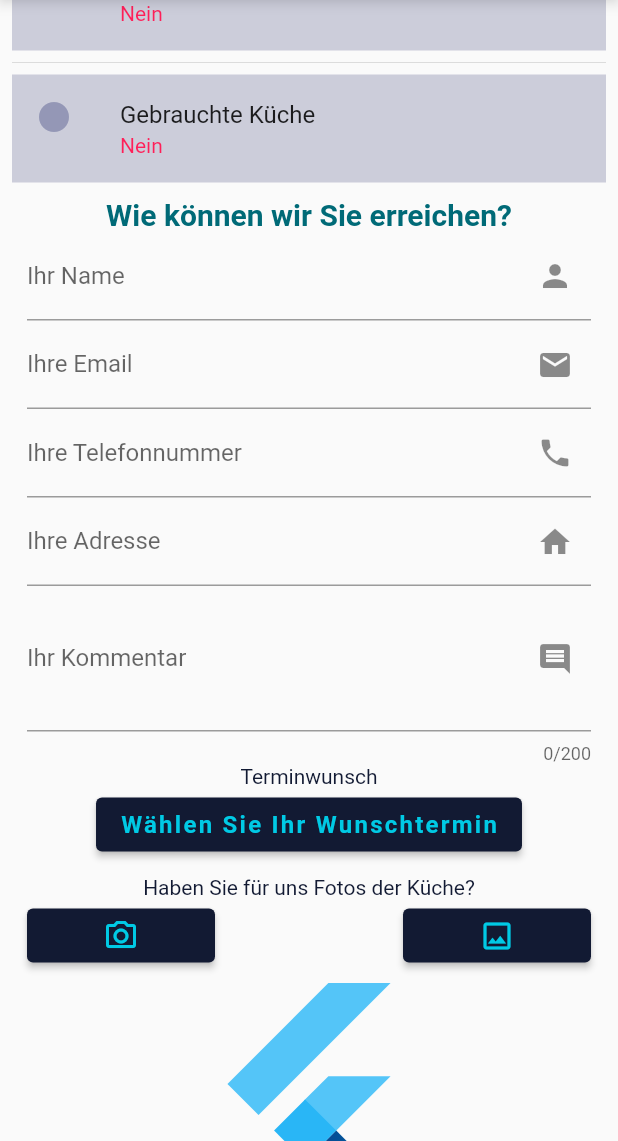
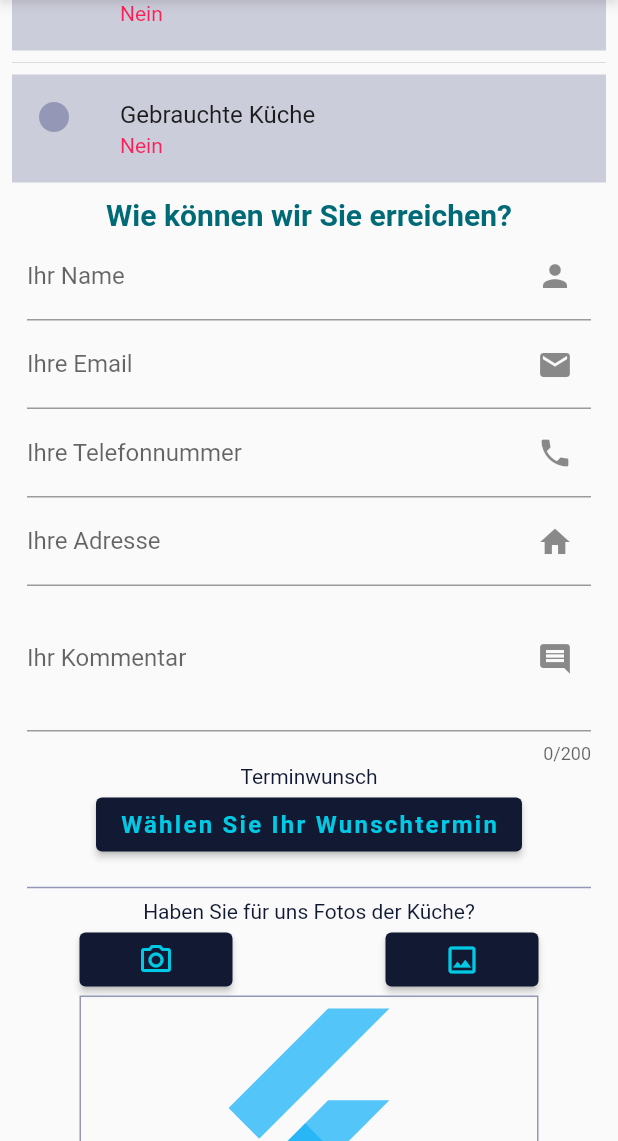
Before and after one commit to mkprogrammer15/MyKitchen, a Flutter app: the ClientFormScreen screen opened by its route, scrolled down 576 dp, on a phone screen of 412 x 824 dp, the part 95-1236 px from its top. Run offline on Flutter 3.47's test engine with Material 2 defaults, Android fonts, the phone set to English and light mode, and no system bars; drawn by our look-alikes of flutter_form_builder; our stand-ins replace bloc, cloud_firestore, equatable, firebase_auth, firebase_core, firebase_storage and 7 more; accounts and stored records are empty; Roboto replaces fonts that are missing (Lexend Deca).

Commit message:
fixed image bug

```diff
--- a/lib/src/features/user_sumup_form/presentation/widgets/request_form.dart
+++ b/lib/src/features/user_sumup_form/presentation/widgets/request_form.dart
@@ -83,6 +83,9 @@ class _RequestFormState extends State<RequestForm> {
   bool loadingToSendRequest = false;
 
   Future updloadImageToFirebase(BuildContext context) async {
+    if (image == null) {
+      return;
+    }
     final fileName = basename(image!.path);
     final firebaseStorageRef =
         FirebaseStorage.instance.ref().child('uploads/$fileName');
@@ -176,11 +179,17 @@ class _RequestFormState extends State<RequestForm> {
           const SizedBox(
             height: 10,
           ),
+          const Divider(
+            thickness: 1,
+            color: blueyGrey,
+          ),
           Text(
             'Haben Sie für uns Fotos der Küche?',
             style: Theme.of(context).textTheme.headline3,
           ),
-          Row(
+          Padding(
+            padding: const EdgeInsets.only(left: 35, right: 35),
+            child: Row(
               children: [
                 Expanded(
                   child: ElevatedButton(
@@ -209,7 +218,11 @@ class _RequestFormState extends State<RequestForm> {
                 )
               ],
             ),
-          SizedBox(
+          ),
+          Padding(
+            padding: const EdgeInsets.only(left: 35, right: 35),
+            child: Container(
+              decoration: BoxDecoration(border: Border.all(color: blueyGrey)),
               height: 150,
               width: double.infinity,
               child: image != null
@@ -219,6 +232,7 @@ class _RequestFormState extends State<RequestForm> {
                       height: 160,
                     )
                   : const FlutterLogo(),
+            ),
           ),
           loadingToSendRequest == false
               ? ElevatedButton(
```
Lines whose indentation alone changed are shown as unchanged.
